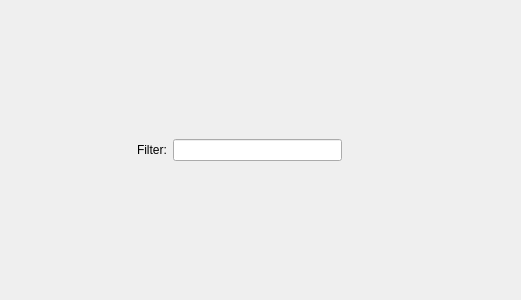
Above: ground/gcs/src/plugins/uavobjectbrowser/uavobjectbrowser.ui from TauLabs/TauLabs before the change; both pictures show x 265 to 786 and y 0 to 300 of the 786 by 300 pixel window. Below: the same form after it.
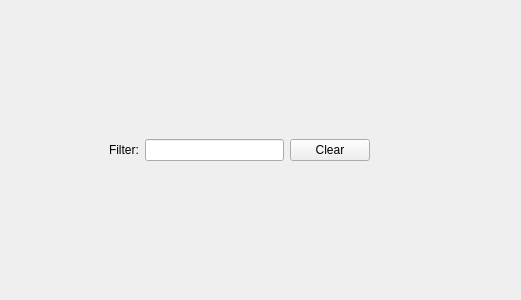
That is the form after the change. Icons and pictures are not drawn.

Commit message: UAVOBrowser: Added clear button for search field.

Diff of the .ui file:
```diff
--- a/ground/gcs/src/plugins/uavobjectbrowser/uavobjectbrowser.ui
+++ b/ground/gcs/src/plugins/uavobjectbrowser/uavobjectbrowser.ui
@@ -227,6 +227,13 @@
      <item>
       <widget class="QLineEdit" name="le_searchField"/>
      </item>
+     <item>
+      <widget class="QPushButton" name="bn_clearSearchField">
+       <property name="text">
+        <string>Clear</string>
+       </property>
+      </widget>
+     </item>
      <item>
       <spacer name="horizontalSpacer_2">
        <property name="orientation">
```
The commit also changes 2 other files.
